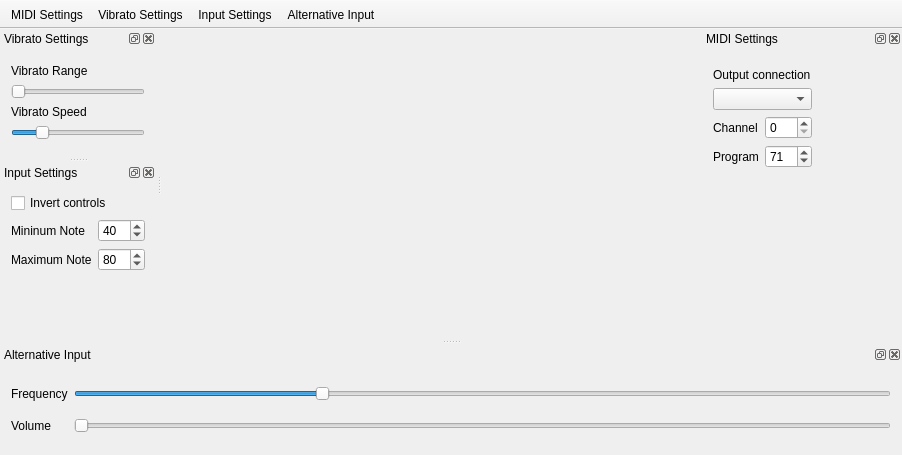
First picture: the form in mainwindow.ui, repository Ikke007/Theremin, before the edit.
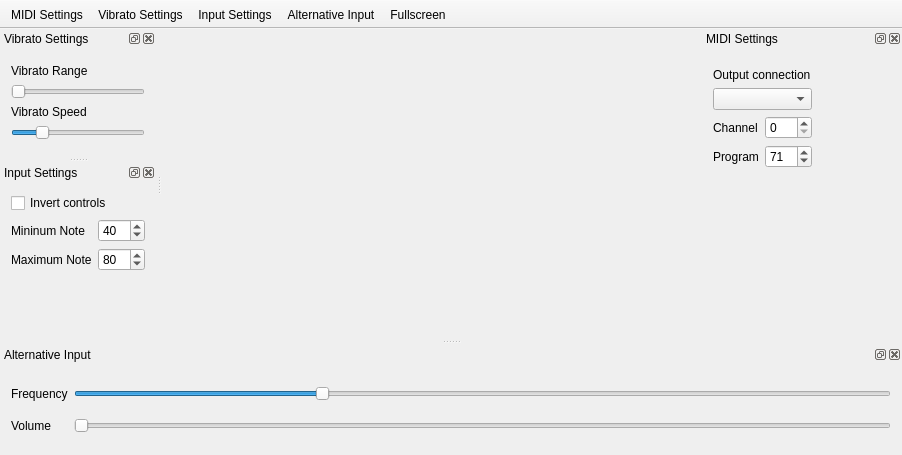
Second picture: the form after the edit. Icons and pictures are not drawn. Custom widgets are drawn as their Qt base class.

Commit message: add fullscreen switch

What changed in the file:
```diff
--- a/mainwindow.ui
+++ b/mainwindow.ui
@@ -163,6 +163,7 @@
    <addaction name="actionVibratoSettings"/>
    <addaction name="actionInputSettings"/>
    <addaction name="actionAlternativeInput"/>
+   <addaction name="actionFullscreen"/>
   </widget>
   <widget class="QDockWidget" name="vibratoSettingsDock">
    <property name="sizePolicy">
@@ -455,6 +456,17 @@
     <string>Input Settings</string>
    </property>
   </action>
+  <action name="actionFullscreen">
+   <property name="checkable">
+    <bool>true</bool>
+   </property>
+   <property name="text">
+    <string>Fullscreen</string>
+   </property>
+   <property name="toolTip">
+    <string>Toggle Fullscreen</string>
+   </property>
+  </action>
  </widget>
  <layoutdefault spacing="6" margin="11"/>
  <customwidgets>
```
The commit also changes 3 other files.
